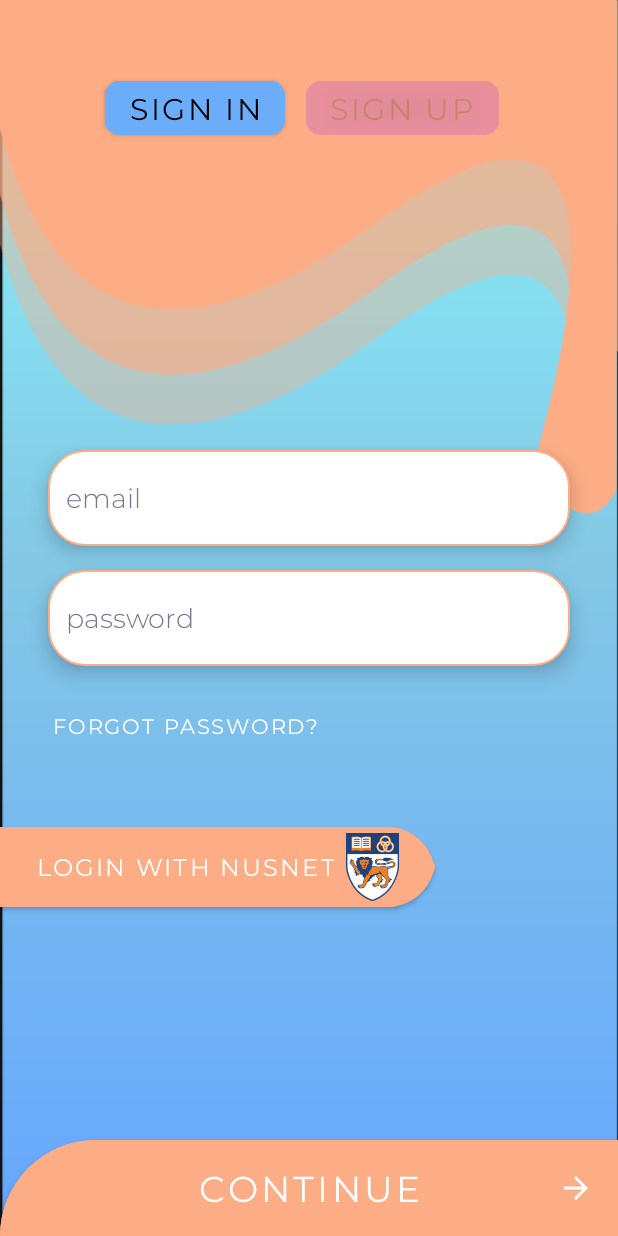
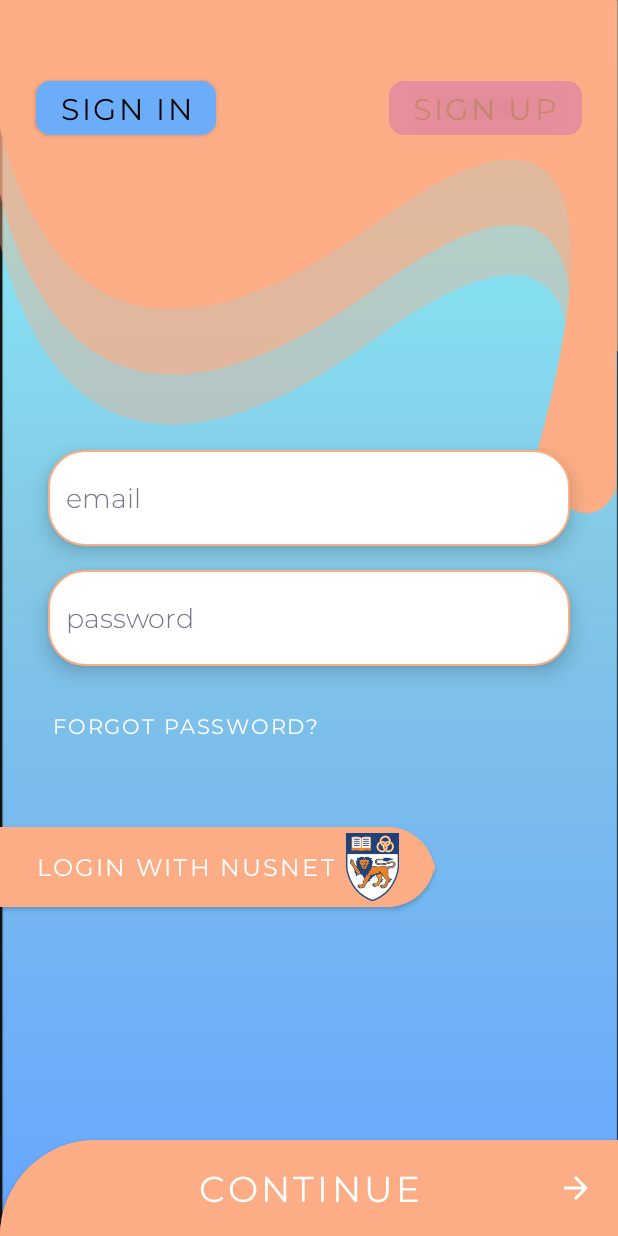
Before and after one commit to AdithyaNarayan/nusocial-app, an Android app: the SignInActivity screen opened directly, with no data from a screen before it, on a phone screen of 412 x 824 dp. Run offline under Robolectric (Android 15) with nearby library versions, the phone set to English and light mode, and no system bars; libraries missing offline, so code that uses them is left out: org.kodein.di; 1 statement that could not run was skipped.

Commit message:
Added basic ui changesd

```diff
--- a/app/src/main/java/com/teamnusocial/nusocial/ui/broadcast/BroadcastFragment.kt
+++ b/app/src/main/java/com/teamnusocial/nusocial/ui/broadcast/BroadcastFragment.kt
@@ -236,6 +236,7 @@ class BroadcastFragment : Fragment(), KodeinAware, OnMapReadyCallback {
     }
 
     private fun updateRadiusOnMap(center: LatLng, radius: Int) {
+        if (context != null) {
             circleOptions = CircleOptions()
                 .center(center)
                 .radius(radius.toDouble())
@@ -243,8 +244,10 @@ class BroadcastFragment : Fragment(), KodeinAware, OnMapReadyCallback {
                 .strokeColor(ContextCompat.getColor(requireContext(), R.color.orange))
                 .fillColor(ContextCompat.getColor(requireContext(), R.color.blue_transparent))
         }
+    }
 
     private fun updateMarkerOnMap(location: LatLng) {
+        if (context != null) {
             markerOptions = MarkerOptions()
                 .position(location)
                 .icon(locationPinBitmap)
@@ -252,6 +255,7 @@ class BroadcastFragment : Fragment(), KodeinAware, OnMapReadyCallback {
                 .target(location)
                 .zoom(16f)
                 .build()
+        }
     }
 
     override fun onMapReady(googleMap: GoogleMap?) {
@@ -278,6 +282,7 @@ class BroadcastFragment : Fragment(), KodeinAware, OnMapReadyCallback {
     }
 
     private fun updateLocationInBackend() {
+        if (context == null) return
         val lm: LocationManager =
             requireActivity().getSystemService(Context.LOCATION_SERVICE) as LocationManager
         if (!lm.isProviderEnabled(LocationManager.GPS_PROVIDER)) {
@@ -342,6 +347,7 @@ class BroadcastFragment : Fragment(), KodeinAware, OnMapReadyCallback {
     }
 
     private fun updateUsersOnMap(users: List<User>) {
+        if (context == null) return
         users.forEach {
             userMarkerOptions.add(
                 MarkerOptions()
--- a/app/src/main/res/layout/activity_sign_in.xml
+++ b/app/src/main/res/layout/activity_sign_in.xml
@@ -11,14 +11,13 @@
     <Button
         android:layout_width="wrap_content"
         android:layout_height="wrap_content"
+        android:layout_marginStart="24dp"
         android:layout_marginTop="48dp"
         android:backgroundTint="@color/blue"
         android:fontFamily="@font/regular"
         android:text="@string/sign_in"
         android:textSize="20sp"
         app:cornerRadius="10dp"
-        app:layout_constraintEnd_toEndOf="parent"
-        app:layout_constraintHorizontal_bias="0.24"
         app:layout_constraintStart_toStartOf="parent"
         app:layout_constraintTop_toTopOf="parent" />
 
@@ -27,14 +26,13 @@
         android:layout_width="wrap_content"
         android:layout_height="wrap_content"
         android:layout_marginTop="48dp"
+        android:layout_marginEnd="24dp"
         android:backgroundTint="@color/purple"
         android:fontFamily="@font/regular"
         android:text="@string/sign_up"
         android:textSize="20sp"
         app:cornerRadius="10dp"
         app:layout_constraintEnd_toEndOf="parent"
-        app:layout_constraintHorizontal_bias="0.72"
-        app:layout_constraintStart_toStartOf="parent"
         app:layout_constraintTop_toTopOf="parent" />
 
     <Button
--- a/app/src/main/res/layout/activity_splash.xml
+++ b/app/src/main/res/layout/activity_splash.xml
@@ -47,7 +47,7 @@
         android:fontFamily="@font/bold"
         android:text="@string/app_intro"
         android:textColor="@color/white"
-        android:textSize="14sp"
+        android:textSize="14dp"
         app:layout_constraintEnd_toEndOf="parent"
         app:layout_constraintStart_toStartOf="parent"
         app:layout_constraintTop_toBottomOf="@+id/appNameTextView" />
--- a/app/src/main/res/layout/content_broadcast_bottom_sheet.xml
+++ b/app/src/main/res/layout/content_broadcast_bottom_sheet.xml
@@ -6,7 +6,7 @@
     android:layout_width="match_parent"
     android:layout_height="wrap_content"
     android:background="@color/blue"
-    app:behavior_peekHeight="120dp"
+    app:behavior_peekHeight="24dp"
     app:layout_behavior="com.google.android.material.bottomsheet.BottomSheetBehavior">
 
     <ImageView
--- a/app/src/main/res/layout/custom_text_view_dialog.xml
+++ b/app/src/main/res/layout/custom_text_view_dialog.xml
@@ -27,6 +27,7 @@
             android:text="About this community"
             android:textColor="@color/black"
             android:textSize="20dp"
+            android:textIsSelectable="true"
             android:textStyle="bold"
             app:layout_constraintEnd_toEndOf="parent"
             app:layout_constraintStart_toStartOf="parent"
```
Also changed, not shown: app/src/main/java/com/teamnusocial/nusocial/ui/community/PostNewsFeedAdapter.kt (+15 -0 lines), app/src/main/res/layout/activity_sign_up.xml (+3 -4 lines), app/src/main/res/layout/post.xml (+14 -0 lines). Lines whose indentation alone changed are shown as unchanged.
